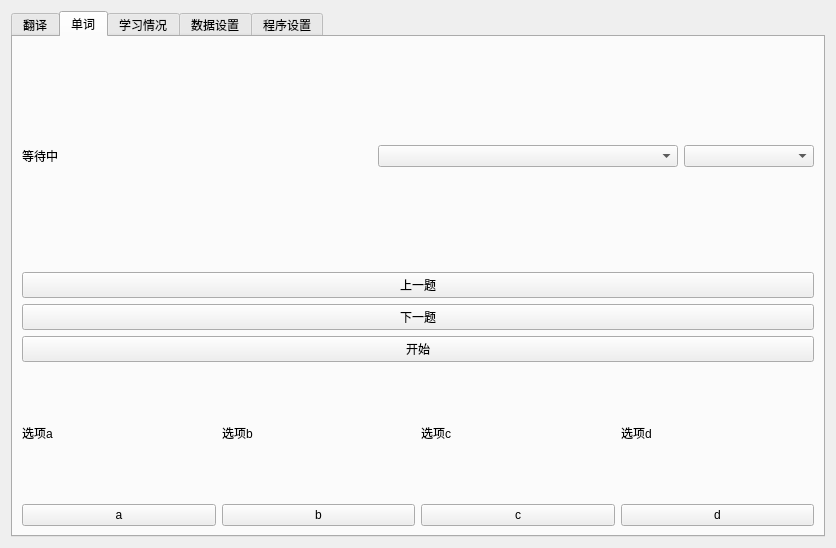
Old version of the form JieMain.ui in the repository tengcaicangdong/YuYanXueXi.
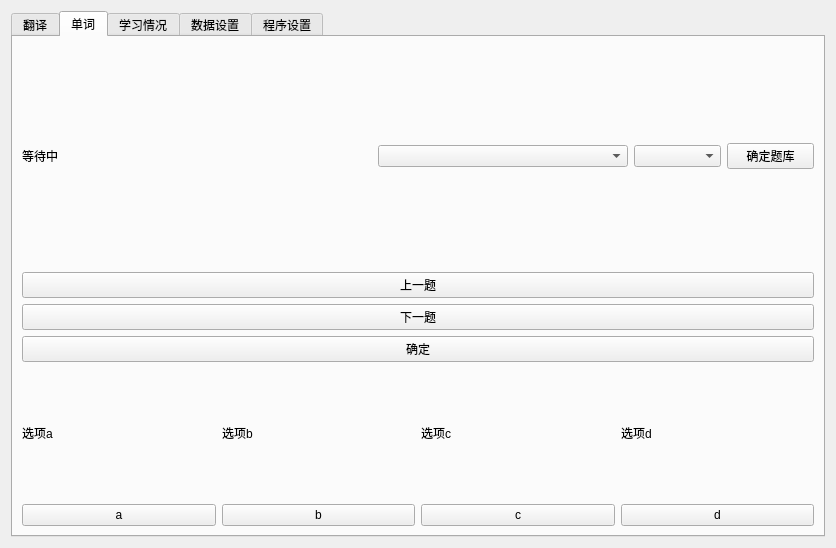
New version of the form. The open tabs and pages were chosen to show the change.

```diff
--- a/JieMain.ui
+++ b/JieMain.ui
@@ -136,7 +136,7 @@
             <widget class="QComboBox" name="DCTiKu">
              <property name="minimumSize">
               <size>
-               <width>300</width>
+               <width>250</width>
                <height>0</height>
               </size>
              </property>
@@ -145,6 +145,13 @@
            <item>
             <widget class="QComboBox" name="DCYuYan"/>
            </item>
+           <item>
+            <widget class="QPushButton" name="DCQueDingTiKu">
+             <property name="text">
+              <string>确定题库</string>
+             </property>
+            </widget>
+           </item>
           </layout>
          </item>
          <item>
@@ -164,7 +171,7 @@
          <item>
           <widget class="QPushButton" name="DCKaiShi">
            <property name="text">
-            <string>开始</string>
+            <string>确定</string>
            </property>
           </widget>
          </item>
```
Left out of the diff: 4 changed lines with no effect on the pictures.
